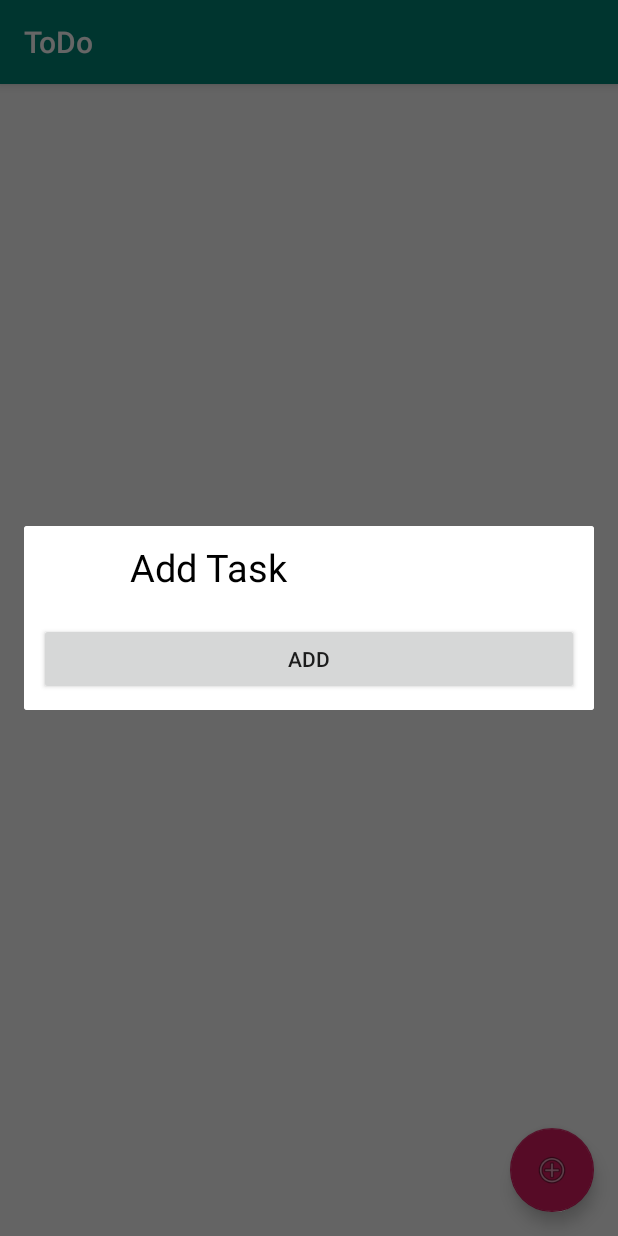
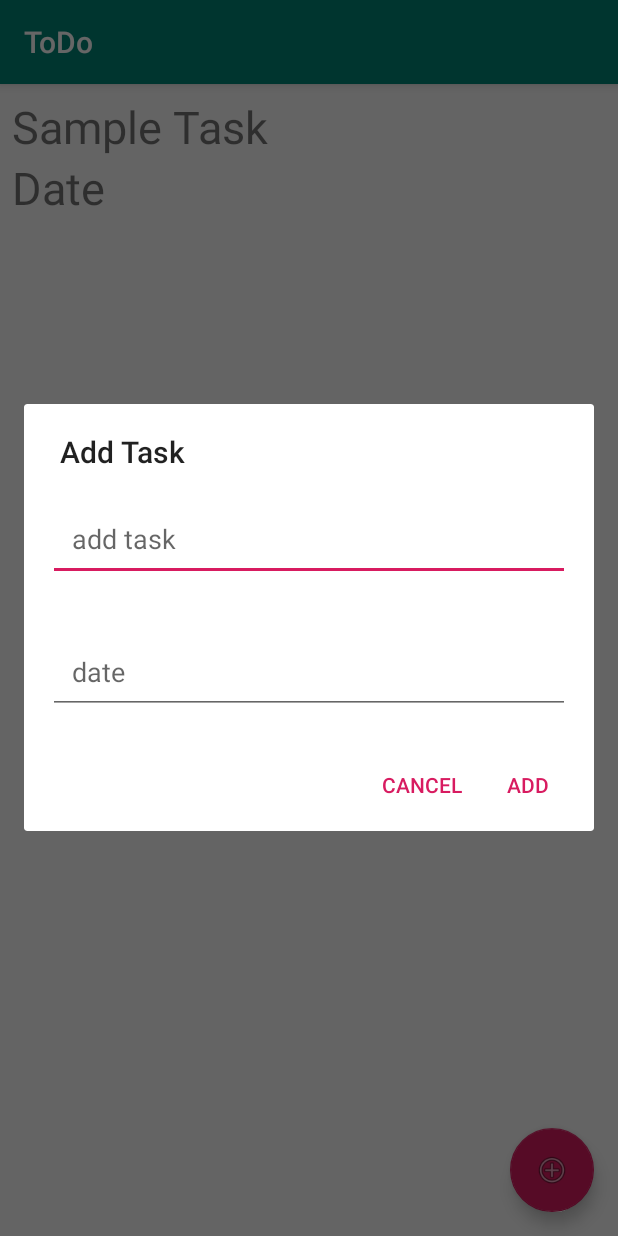
Before and after one commit to KritikGarg1/ToDoListApp, an Android app: the screen it shows after launch (MainActivity), after a tap on an icon or button, on a phone screen of 412 x 824 dp. Run offline under Robolectric (Android 15) with nearby library versions, the phone set to English and light mode, and no system bars.

Commit message:
dialog box basic framework added
edit text added with basic dialog box

```diff
--- a/app/src/main/java/com/example/android/todo/MainActivity.java
+++ b/app/src/main/java/com/example/android/todo/MainActivity.java
@@ -36,25 +36,8 @@ public class MainActivity extends AppCompatActivity {
                     @Override
                     public void onClick(View arg0) {
 
-                        final Dialog dialog = new Dialog(context);
-                        dialog.setContentView(R.layout.custom);
-                        dialog.setTitle("Title");
-
-
-                        TextView text = (TextView) dialog.findViewById(R.id.text);
-                        text.setText("Add Task");
-
-
-                        Button dialogButton = (Button) dialog.findViewById(R.id.dialogButtonOK);
-
-                        dialogButton.setOnClickListener(new View.OnClickListener() {
-                            @Override
-                            public void onClick(View v) {
-                                dialog.dismiss();
-                            }
-                        });
-
-                        dialog.show();
+                    custom_dialog dialog= new custom_dialog();
+                    dialog.show(getSupportFragmentManager(),"add task");
                     }
                 });
             }
--- /dev/null
+++ b/app/src/main/java/com/example/android/todo/custom_dialog.java
@@ -0,0 +1,42 @@
+package com.example.android.todo;
+
+import android.app.AlertDialog;
+import android.app.Dialog;
+import android.content.DialogInterface;
+import android.os.Bundle;
+import android.support.v7.app.AppCompatDialogFragment;
+import android.view.LayoutInflater;
+import android.view.View;
+import android.widget.EditText;
+
+public class custom_dialog extends AppCompatDialogFragment {
+    private EditText editTextTask;
+    private EditText editTextdate;
+    @Override
+    public Dialog onCreateDialog(Bundle savedInstanceState)
+    {
+        AlertDialog.Builder builder =new AlertDialog.Builder(getActivity());
+        LayoutInflater inflater = getActivity().getLayoutInflater();
+        View view= inflater.inflate(R.layout.custom, null);
+        builder.setView(view)
+                .setTitle("Add Task")
+                .setNegativeButton("cancel" ,new DialogInterface.OnClickListener() {
+        @Override
+        public void onClick(DialogInterface dialogInterface, int i)
+        {}
+    })
+                .setPositiveButton("add", new DialogInterface.OnClickListener() {
+                    @Override
+                    public void onClick(DialogInterface dialogInterface, int i) {
+
+                    }
+                });
+
+
+        editTextTask=view.findViewById(R.id.edit_task);
+        editTextdate=view.findViewById(R.id.edit_date);
+
+
+        return  builder.create();
+    }
+}
--- a/app/src/main/res/layout/content_main.xml
+++ b/app/src/main/res/layout/content_main.xml
@@ -1,13 +1,27 @@
 <?xml version="1.0" encoding="utf-8"?>
-<android.support.constraint.ConstraintLayout xmlns:android="http://schemas.android.com/apk/res/android"
+<RelativeLayout xmlns:android="http://schemas.android.com/apk/res/android"
     xmlns:app="http://schemas.android.com/apk/res-auto"
     xmlns:tools="http://schemas.android.com/tools"
     android:layout_width="match_parent"
     android:layout_height="match_parent"
     app:layout_behavior="@string/appbar_scrolling_view_behavior"
     tools:context=".MainActivity"
-    tools:showIn="@layout/activity_main">
+    tools:showIn="@layout/activity_main"
+    android:padding="8dp">
 
+<TextView
+    android:layout_width="match_parent"
+    android:layout_height="wrap_content"
+    android:textSize="30dp"
+    android:id="@+id/task"
+    android:text="Sample Task"/>
 
+    <TextView
+        android:layout_width="match_parent"
+        android:layout_height="wrap_content"
+        android:textSize="30dp"
+        android:id="@+id/date"
+        android:text="Date"
+        android:layout_below="@id/task"/>
 
-</android.support.constraint.ConstraintLayout>
+</RelativeLayout>
--- a/app/src/main/res/layout/custom.xml
+++ b/app/src/main/res/layout/custom.xml
@@ -5,35 +5,22 @@
     android:layout_height="fill_parent"
     android:background="#fff">
 
-    <ImageView
-        android:id="@+id/image"
-        android:layout_width="55dp"
-        android:layout_height="55dp"
-        android:layout_marginRight="5dp"
 
-        android:padding="5dp"/>
-
-    <TextView
-        android:id="@+id/text"
-        android:layout_width="fill_parent"
-        android:layout_height="wrap_content"
-        android:textColor="#000"
-        android:layout_toRightOf="@+id/image"
-        android:textSize="25dp"
-        android:padding="10dp"/>/>
-
-    <Button
-        android:id="@+id/dialogButtonOK"
+    <EditText
         android:layout_width="match_parent"
         android:layout_height="wrap_content"
-        android:text="Add"
-        android:layout_marginTop="5dp"
-        android:layout_marginRight="5dp"
-        android:layout_below="@+id/text"
 
-        android:layout_margin="10dp"
-
-
-        />
+        android:padding="16dp"
+        android:layout_margin="16dp"
+        android:hint="add task"
+        android:id="@+id/edit_task"/>
+    <EditText
+        android:layout_width="match_parent"
+        android:layout_height="wrap_content"
+        android:layout_below="@id/edit_task"
+        android:padding="16dp"
+        android:layout_margin="16dp"
+        android:hint="date"
+        android:id="@+id/edit_date"/>
 
 </RelativeLayout>
```
